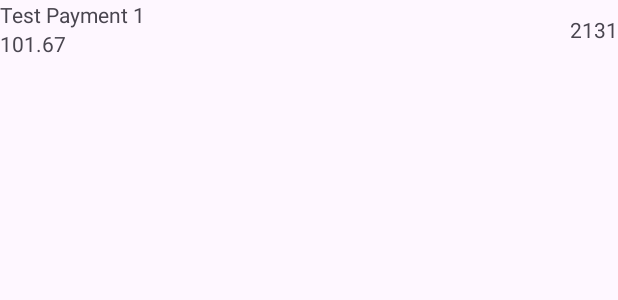
After one commit to inver8/aeon-testapp, an Android app: the layout payment_recycler_item.xml on its own in the app's theme, with its tools: preview values and no code run, on a phone screen of 412 x 824 dp. The commit adds this screen. Shown: the top 300 px of the screen. Run offline under Robolectric (Android 15) with nearby library versions, the phone set to English and light mode, and no system bars.

Commit message:
payments

```diff
--- a/app/src/main/java/ru/aeon/testapp/domain/repository/PaymentsRepository.kt
+++ b/app/src/main/java/ru/aeon/testapp/domain/repository/PaymentsRepository.kt
@@ -5,5 +5,5 @@ import ru.aeon.testapp.domain.model.Payment
 
 interface PaymentsRepository {
 
-    fun getPayments(): RemoteWrapper<List<Payment>>
+    fun fetchPayments(): RemoteWrapper<List<Payment>>
 }
--- /dev/null
+++ b/app/src/main/res/layout/payment_recycler_item.xml
@@ -0,0 +1,34 @@
+<?xml version="1.0" encoding="utf-8"?>
+<androidx.constraintlayout.widget.ConstraintLayout xmlns:android="http://schemas.android.com/apk/res/android"
+    xmlns:app="http://schemas.android.com/apk/res-auto"
+    xmlns:tools="http://schemas.android.com/tools"
+    android:layout_width="match_parent"
+    android:layout_height="wrap_content"
+    tools:context=".presentation.ui.payments.PaymentRecyclerItem">
+
+    <TextView
+        android:id="@+id/payment_title"
+        android:layout_width="wrap_content"
+        android:layout_height="wrap_content"
+        app:layout_constraintStart_toStartOf="parent"
+        app:layout_constraintTop_toTopOf="parent"
+        tools:text="Test Payment 1" />
+
+    <TextView
+        android:id="@+id/payment_amount"
+        android:layout_width="wrap_content"
+        android:layout_height="wrap_content"
+        app:layout_constraintStart_toStartOf="parent"
+        app:layout_constraintTop_toBottomOf="@id/payment_title"
+        tools:text="101.67" />
+
+    <TextView
+        android:layout_width="wrap_content"
+        android:layout_height="wrap_content"
+        app:layout_constraintBottom_toBottomOf="parent"
+        app:layout_constraintEnd_toEndOf="parent"
+        app:layout_constraintTop_toTopOf="parent"
+        tools:text="2131" />
+
+
+</androidx.constraintlayout.widget.ConstraintLayout>
```
Also changed, not shown: app/src/main/java/ru/aeon/testapp/data/remote/dto/payments/PaymentDto.kt (+7 -2 lines), app/src/main/java/ru/aeon/testapp/data/remote/repository/PaymentsRepositoryImpl.kt (+10 -5 lines), app/src/main/java/ru/aeon/testapp/domain/model/Payment.kt (added, +13 -0 lines), app/src/main/java/ru/aeon/testapp/presentation/model/payments/PaymentsUI.kt (added, +9 -0 lines), app/src/main/java/ru/aeon/testapp/presentation/ui/payments/PaymentRecyclerItem.kt (added, +29 -0 lines), app/src/main/java/ru/aeon/testapp/presentation/ui/payments/PaymentsFragment.kt (+85 -2 lines), app/src/main/java/ru/aeon/testapp/presentation/ui/payments/PaymentsViewModel.kt (+21 -2 lines), app/src/main/res/navigation/payments.xml (+9 -1 lines).
